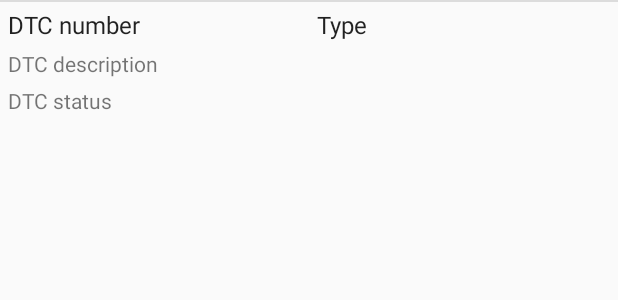
After one commit to zbertils/link.android, an Android app: the layout dtc_status_recycler_row.xml on its own in the app's theme, with its tools: preview values and no code run, on a phone screen of 412 x 824 dp. The commit adds this screen. Shown: the top 300 px of the screen. Run offline under Robolectric (Android 15) with nearby library versions, the phone set to English and light mode, and no system bars.

Commit message:
Enhanced trouble code reporting.
 - Report the trouble descriptive name if available, when getting the statuses.
 - Do not report duplicated trouble codes. This is done through a hashmap now, which makes it more efficient than updating the list that previously existed.
 - Created separate recycler view rows for status and existing trouble code values.
 - Minor formatting changes.
 - Report "Unknown Code" for codes without an existing mapping.

```diff
--- a/app/src/main/java/beze/link/obd2/cables/Cable.java
+++ b/app/src/main/java/beze/link/obd2/cables/Cable.java
@@ -6,6 +6,7 @@ import android.util.Log;
 import android.util.Pair;
 
 import java.util.ArrayList;
+import java.util.HashMap;
 import java.util.List;
 import java.util.Map;
 
@@ -181,7 +182,7 @@ public abstract class Cable
     /// Requests diagnostic trouble code statuses from the vehicle.
     /// </summary>
     /// <returns> The list of diagnostic trouble code and their associated statuses. </returns>
-    public abstract List<Map.Entry<DiagnosticTroubleCode, String>> RequestAllDtcStatuses();
+    public abstract HashMap<String, DiagnosticTroubleCode> RequestAllDtcStatuses();
 
     /// <summary>
     /// Requests the VIN from the ECU.
--- a/app/src/main/java/beze/link/obd2/cables/Elm327CableSimulator.java
+++ b/app/src/main/java/beze/link/obd2/cables/Elm327CableSimulator.java
@@ -3,6 +3,7 @@ package beze.link.obd2.cables;
 import android.util.Log;
 
 import java.util.ArrayList;
+import java.util.HashMap;
 import java.util.List;
 import java.util.Map;
 
@@ -159,7 +160,7 @@ public class Elm327CableSimulator extends Elm327Cable
     }
 
     @Override
-    public List<Map.Entry<DiagnosticTroubleCode, String>> RequestAllDtcStatuses()
+    public HashMap<String, DiagnosticTroubleCode> RequestAllDtcStatuses()
     {
         if (SimulateTroubleCodes)
         {
@@ -167,7 +168,7 @@ public class Elm327CableSimulator extends Elm327Cable
         }
         else
         {
-            return new ArrayList<>();
+            return new HashMap<String, DiagnosticTroubleCode>();
         }
     }
 
--- /dev/null
+++ b/app/src/main/res/layout/dtc_status_recycler_row.xml
@@ -0,0 +1,65 @@
+<?xml version="1.0" encoding="utf-8"?>
+<RelativeLayout xmlns:android="http://schemas.android.com/apk/res/android"
+    xmlns:tools="http://schemas.android.com/tools"
+    android:id="@+id/data_recycler_row"
+    android:layout_width="match_parent"
+    android:layout_height="wrap_content">
+
+    <View style="@style/HorizontalDivider" />
+
+    <LinearLayout
+        android:layout_width="match_parent"
+        android:layout_height="match_parent"
+        android:layout_weight="0.1"
+        android:orientation="vertical"
+        android:textAlignment="gravity">
+
+        <LinearLayout
+            android:layout_width="match_parent"
+            android:layout_height="wrap_content"
+            android:orientation="horizontal">
+
+            <TextView
+                android:id="@+id/textViewDtcNumber"
+                android:layout_width="match_parent"
+                android:layout_height="wrap_content"
+                android:layout_marginBottom="5dp"
+                android:layout_marginLeft="5dp"
+                android:layout_marginRight="50dp"
+                android:layout_marginTop="5dp"
+                android:layout_weight="0.15"
+                android:text="DTC number"
+                android:textAppearance="@style/TextAppearance.AppCompat.Light.Widget.PopupMenu.Small" />
+
+            <TextView
+                android:id="@+id/textViewDtcType"
+                android:layout_width="match_parent"
+                android:layout_height="match_parent"
+                android:layout_margin="5dp"
+                android:layout_weight="0.15"
+                android:text="Type"
+                android:textAppearance="@style/TextAppearance.AppCompat.Light.Widget.PopupMenu.Small" />
+
+        </LinearLayout>
+
+        <TextView
+            android:id="@+id/textViewDtcDescription"
+            android:layout_width="match_parent"
+            android:layout_height="wrap_content"
+            android:layout_marginBottom="5dp"
+            android:layout_marginRight="50dp"
+            android:layout_marginStart="5dp"
+            android:text="DTC description" />
+
+        <TextView
+            android:id="@+id/textViewStatus"
+            android:layout_width="match_parent"
+            android:layout_height="wrap_content"
+            android:layout_marginBottom="5dp"
+            android:layout_marginRight="50dp"
+            android:layout_marginStart="5dp"
+            android:text="DTC status" />
+
+    </LinearLayout>
+
+</RelativeLayout>
```
Also changed, not shown: app/src/main/java/beze/link/fragments/TroubleCodesCurrentFragment.java (+14 -4 lines), app/src/main/java/beze/link/fragments/TroubleCodesStatusFragment.java (+16 -5 lines), app/src/main/java/beze/link/obd2/DiagnosticTroubleCode.java (+7 -0 lines), app/src/main/java/beze/link/obd2/DtcParameterIdentification.java (+7 -2 lines), app/src/main/java/beze/link/obd2/cables/Elm327Cable.java (+10 -7 lines), app/src/main/java/beze/link/obd2/specialpids/Mode19.java (+21 -3 lines), app/src/main/java/beze/link/ui/DtcStatusRecyclerViewAdapter.java (+10 -7 lines).
